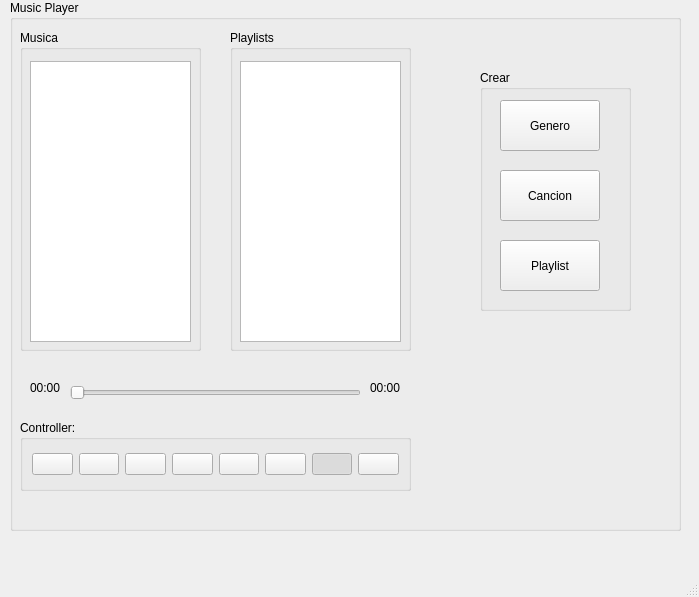
The window that Music Player/GUI/uiexample.ui (jairoaguilarts/Music-Player) describes before a commit, drawn with Qt 5.
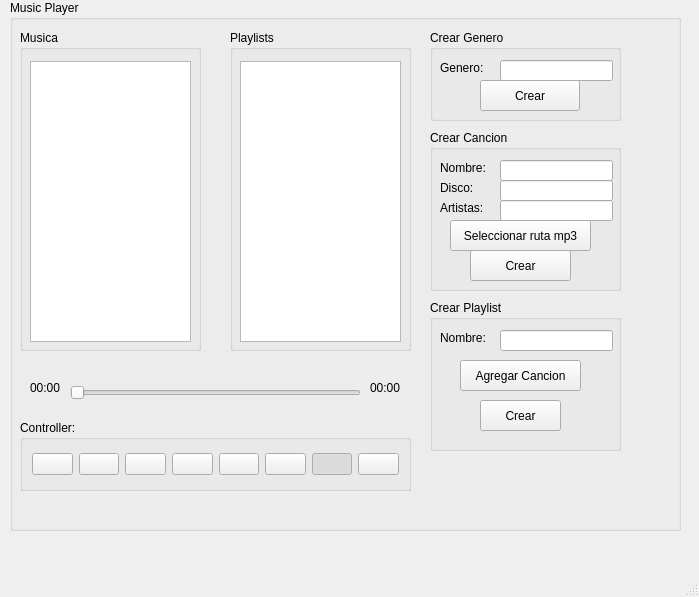
The same window after the commit. Icons and pictures are not drawn.

```diff
--- a/Music Player/GUI/uiexample.ui
+++ b/Music Player/GUI/uiexample.ui
@@ -292,52 +292,219 @@
     <widget class="QGroupBox" name="groupBox_5">
      <property name="geometry">
       <rect>
-       <x>470</x>
-       <y>70</y>
-       <width>151</width>
-       <height>241</height>
+       <x>420</x>
+       <y>30</y>
+       <width>191</width>
+       <height>91</height>
       </rect>
      </property>
      <property name="title">
-      <string>Crear</string>
+      <string>Crear Genero</string>
      </property>
+     <widget class="QLabel" name="label_3">
+      <property name="geometry">
+       <rect>
+        <x>10</x>
+        <y>30</y>
+        <width>58</width>
+        <height>16</height>
+       </rect>
+      </property>
+      <property name="text">
+       <string>Genero:</string>
+      </property>
+     </widget>
+     <widget class="QLineEdit" name="lineGenero">
+      <property name="geometry">
+       <rect>
+        <x>70</x>
+        <y>30</y>
+        <width>113</width>
+        <height>21</height>
+       </rect>
+      </property>
+     </widget>
      <widget class="QPushButton" name="pushButton">
       <property name="geometry">
        <rect>
-        <x>20</x>
-        <y>30</y>
+        <x>50</x>
+        <y>50</y>
         <width>100</width>
-        <height>51</height>
+        <height>31</height>
        </rect>
       </property>
       <property name="text">
-       <string>Genero</string>
+       <string>Crear</string>
+      </property>
+     </widget>
+    </widget>
+    <widget class="QGroupBox" name="groupBox_6">
+     <property name="geometry">
+      <rect>
+       <x>420</x>
+       <y>130</y>
+       <width>191</width>
+       <height>161</height>
+      </rect>
+     </property>
+     <property name="title">
+      <string>Crear Cancion</string>
+     </property>
+     <widget class="QLabel" name="label_4">
+      <property name="geometry">
+       <rect>
+        <x>10</x>
+        <y>30</y>
+        <width>58</width>
+        <height>16</height>
+       </rect>
+      </property>
+      <property name="text">
+       <string>Nombre:</string>
+      </property>
+     </widget>
+     <widget class="QLabel" name="label_5">
+      <property name="geometry">
+       <rect>
+        <x>10</x>
+        <y>50</y>
+        <width>58</width>
+        <height>16</height>
+       </rect>
+      </property>
+      <property name="text">
+       <string>Disco:</string>
+      </property>
+     </widget>
+     <widget class="QLabel" name="label_6">
+      <property name="geometry">
+       <rect>
+        <x>10</x>
+        <y>70</y>
+        <width>58</width>
+        <height>16</height>
+       </rect>
+      </property>
+      <property name="text">
+       <string>Artistas:</string>
+      </property>
+     </widget>
+     <widget class="QLineEdit" name="lineNombreCancion">
+      <property name="geometry">
+       <rect>
+        <x>70</x>
+        <y>30</y>
+        <width>113</width>
+        <height>21</height>
+       </rect>
+      </property>
+     </widget>
+     <widget class="QLineEdit" name="lineDisco">
+      <property name="geometry">
+       <rect>
+        <x>70</x>
+        <y>50</y>
+        <width>113</width>
+        <height>21</height>
+       </rect>
+      </property>
+     </widget>
+     <widget class="QLineEdit" name="lineArtistas">
+      <property name="geometry">
+       <rect>
+        <x>70</x>
+        <y>70</y>
+        <width>113</width>
+        <height>21</height>
+       </rect>
+      </property>
+     </widget>
+     <widget class="QPushButton" name="pushButton_2">
+      <property name="geometry">
+       <rect>
+        <x>20</x>
+        <y>90</y>
+        <width>141</width>
+        <height>31</height>
+       </rect>
+      </property>
+      <property name="text">
+       <string>Seleccionar ruta mp3</string>
+      </property>
+     </widget>
+     <widget class="QPushButton" name="pushButton_3">
+      <property name="geometry">
+       <rect>
+        <x>40</x>
+        <y>120</y>
+        <width>101</width>
+        <height>31</height>
+       </rect>
+      </property>
+      <property name="text">
+       <string>Crear</string>
+      </property>
+     </widget>
+    </widget>
+    <widget class="QGroupBox" name="groupBox_7">
+     <property name="geometry">
+      <rect>
+       <x>420</x>
+       <y>300</y>
+       <width>191</width>
+       <height>151</height>
+      </rect>
+     </property>
+     <property name="title">
+      <string>Crear Playlist</string>
+     </property>
+     <widget class="QLabel" name="label_7">
+      <property name="geometry">
+       <rect>
+        <x>10</x>
+        <y>30</y>
+        <width>58</width>
+        <height>16</height>
+       </rect>
+      </property>
+      <property name="text">
+       <string>Nombre:</string>
+      </property>
+     </widget>
+     <widget class="QLineEdit" name="lineNombrePlaylist">
+      <property name="geometry">
+       <rect>
+        <x>70</x>
+        <y>30</y>
+        <width>113</width>
+        <height>21</height>
+       </rect>
       </property>
      </widget>
      <widget class="QPushButton" name="pushButton_4">
       <property name="geometry">
        <rect>
-        <x>20</x>
+        <x>30</x>
+        <y>60</y>
+        <width>121</width>
+        <height>31</height>
+       </rect>
+      </property>
+      <property name="text">
+       <string>Agregar Cancion</string>
+      </property>
+     </widget>
+     <widget class="QPushButton" name="pushButton_5">
+      <property name="geometry">
+       <rect>
+        <x>50</x>
         <y>100</y>
-        <width>100</width>
-        <height>51</height>
+        <width>81</width>
+        <height>31</height>
        </rect>
       </property>
       <property name="text">
-       <string>Cancion</string>
-      </property>
-     </widget>
-     <widget class="QPushButton" name="pushButton_2">
-      <property name="geometry">
-       <rect>
-        <x>20</x>
-        <y>170</y>
-        <width>100</width>
-        <height>51</height>
-       </rect>
-      </property>
-      <property name="text">
-       <string>Playlist</string>
+       <string>Crear</string>
       </property>
      </widget>
     </widget>
```
